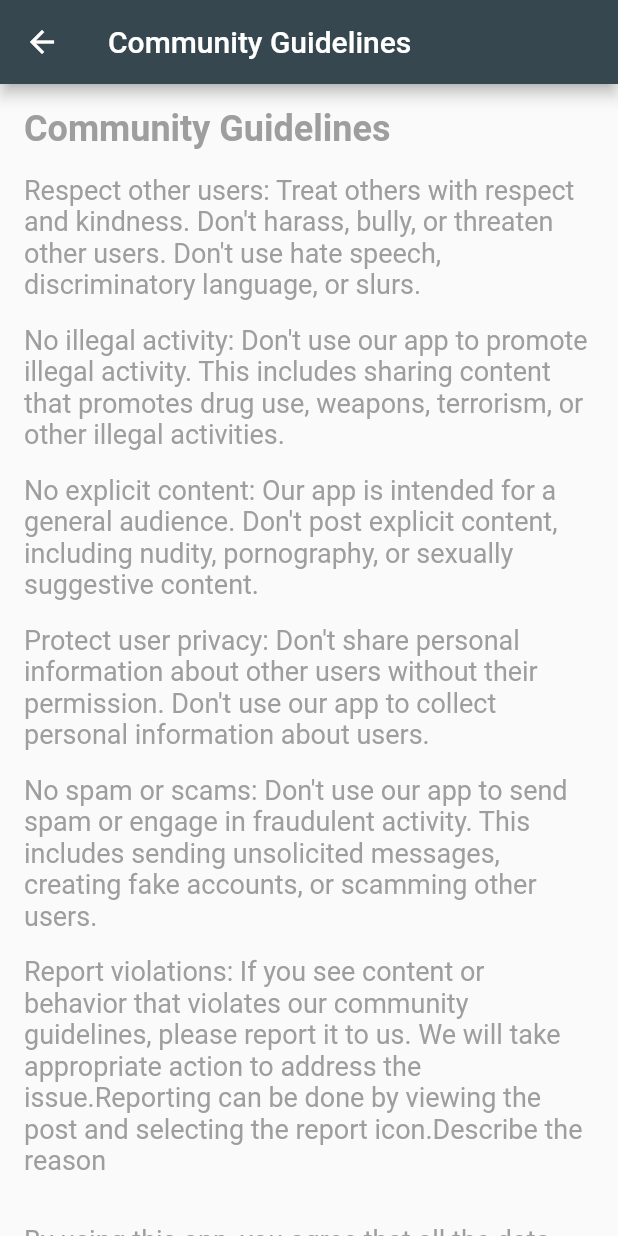
After one commit to LeeBadal/memgeo, a Flutter app: the CommunityGuidelinesScreen screen opened directly, on a phone screen of 412 x 824 dp. The commit adds this screen. Run offline on Flutter 3.47's test engine with Material 2 defaults, Android fonts, the light colour scheme and no system bars; our stand-ins replace audioplayers, cloud_firestore, firebase_auth, firebase_core, firebase_storage, flutter_map and 7 more; missing offline and left inert: dart:ffi, flutter_map_marker_cluster, flutter_sound; accounts and stored records are empty; generated files the repository leaves out were written again; network calls fail.

Commit message:
guidelines

```diff
--- /dev/null
+++ b/lib/guidelines.dart
@@ -0,0 +1,81 @@
+import 'package:flutter/material.dart';
+
+class CommunityGuidelinesScreen extends StatelessWidget {
+  const CommunityGuidelinesScreen();
+
+  @override
+  Widget build(BuildContext context) {
+    return Scaffold(
+      appBar: AppBar(
+        title: const Text('Community Guidelines'),
+      ),
+      body: SingleChildScrollView(
+        padding: const EdgeInsets.all(16.0),
+        child: Column(
+          crossAxisAlignment: CrossAxisAlignment.start,
+          children: [
+            const Text(
+              'Community Guidelines',
+              style: TextStyle(fontSize: 24.0, fontWeight: FontWeight.bold),
+            ),
+            const SizedBox(height: 16.0),
+            Text(
+              'Respect other users: Treat others with respect and kindness. '
+              'Don\'t harass, bully, or threaten other users. '
+              'Don\'t use hate speech, discriminatory language, or slurs.',
+              style: TextStyle(fontSize: 18.0),
+            ),
+            const SizedBox(height: 16.0),
+            Text(
+              'No illegal activity: Don\'t use our app to promote illegal activity. '
+              'This includes sharing content that promotes drug use, weapons, '
+              'terrorism, or other illegal activities.',
+              style: TextStyle(fontSize: 18.0),
+            ),
+            const SizedBox(height: 16.0),
+            Text(
+              'No explicit content: Our app is intended for a general audience. '
+              'Don\'t post explicit content, including nudity, pornography, '
+              'or sexually suggestive content.',
+              style: TextStyle(fontSize: 18.0),
+            ),
+            const SizedBox(height: 16.0),
+            Text(
+              'Protect user privacy: Don\'t share personal information about '
+              'other users without their permission. Don\'t use our app to collect '
+              'personal information about users.',
+              style: TextStyle(fontSize: 18.0),
+            ),
+            const SizedBox(height: 16.0),
+            Text(
+              'No spam or scams: Don\'t use our app to send spam or engage in '
+              'fraudulent activity. This includes sending unsolicited messages, '
+              'creating fake accounts, or scamming other users.',
+              style: TextStyle(fontSize: 18.0),
+            ),
+            const SizedBox(height: 16.0),
+            Text(
+              'Report violations: If you see content or behavior that violates '
+              'our community guidelines, please report it to us. We will take '
+              'appropriate action to address the issue.'
+              'Reporting can be done by viewing the post and selecting the report icon.'
+              'Describe the reason',
+              style: TextStyle(fontSize: 18.0),
+            ),
+            const SizedBox(height: 32.0),
+            const Text(
+              'By using this app, you agree that all the data you post can be used '
+              'by the app developer as necessary.',
+              style: TextStyle(fontSize: 18.0),
+            ),
+            const SizedBox(height: 32.0),
+            const Text(
+              'By using this app, you agree that all the data you post can be used ',
+              style: TextStyle(fontSize: 18.0),
+            ),
+          ],
+        ),
+      ),
+    );
+  }
+}
--- a/pubspec.yaml
+++ b/pubspec.yaml
@@ -47,7 +47,6 @@ dependencies:
   latlong2: ^0.8.1
   flutter_map: ^3.1.0
   flutter_map_marker_cluster: ^1.0.2
-
 
   # The following adds the Cupertino Icons font to your application.
   # Use with the CupertinoIcons class for iOS style icons.
```
Also changed, not shown: lib/loginscreen.dart (+17 -1 lines), lib/viewPostPage.dart (+49 -0 lines).
